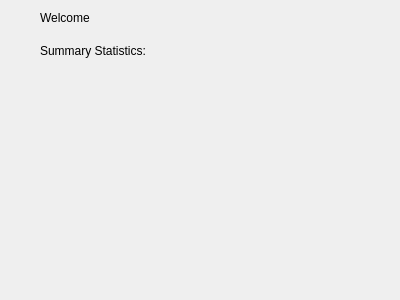
david-boules/Music-Playlist-Manager, file Music-Manager/user.ui: the form before one commit.
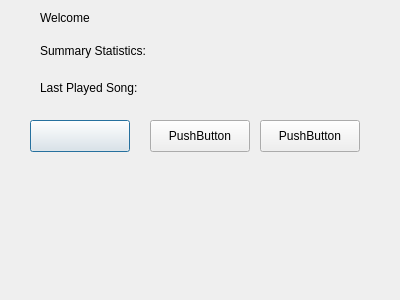
The form after the commit.

Patch:
```diff
--- a/Music-Manager/user.ui
+++ b/Music-Manager/user.ui
@@ -36,7 +36,59 @@
     </rect>
    </property>
    <property name="text">
-    <string>Summary Statistics:</string>
+    <string>Summary Statistics: </string>
+   </property>
+  </widget>
+  <widget class="QPushButton" name="createPlaylist">
+   <property name="geometry">
+    <rect>
+     <x>30</x>
+     <y>120</y>
+     <width>100</width>
+     <height>32</height>
+    </rect>
+   </property>
+   <property name="text">
+    <string/>
+   </property>
+  </widget>
+  <widget class="QPushButton" name="searchSongs">
+   <property name="geometry">
+    <rect>
+     <x>150</x>
+     <y>120</y>
+     <width>100</width>
+     <height>32</height>
+    </rect>
+   </property>
+   <property name="text">
+    <string>PushButton</string>
+   </property>
+  </widget>
+  <widget class="QPushButton" name="viewPlaylist">
+   <property name="geometry">
+    <rect>
+     <x>260</x>
+     <y>120</y>
+     <width>100</width>
+     <height>32</height>
+    </rect>
+   </property>
+   <property name="text">
+    <string>PushButton</string>
+   </property>
+  </widget>
+  <widget class="QLabel" name="label_lastPlayedSong">
+   <property name="geometry">
+    <rect>
+     <x>40</x>
+     <y>80</y>
+     <width>141</width>
+     <height>16</height>
+    </rect>
+   </property>
+   <property name="text">
+    <string>Last Played Song: </string>
    </property>
   </widget>
  </widget>
```
Left out of the diff: 6 changed lines with no effect on the pictures.
